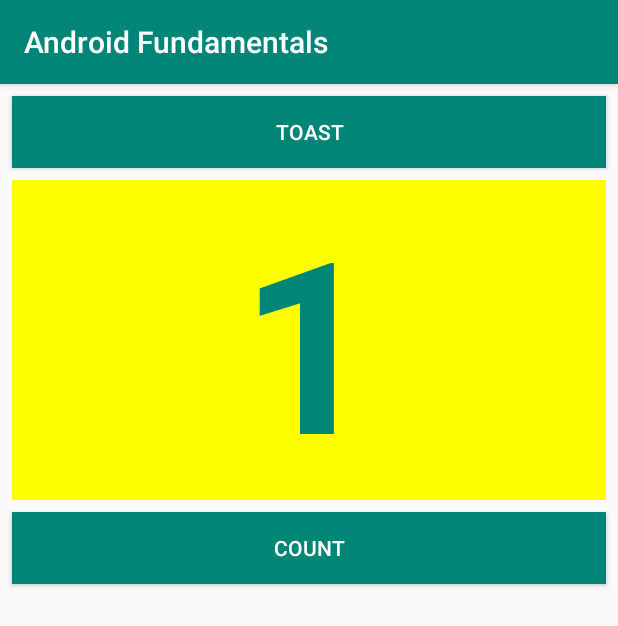
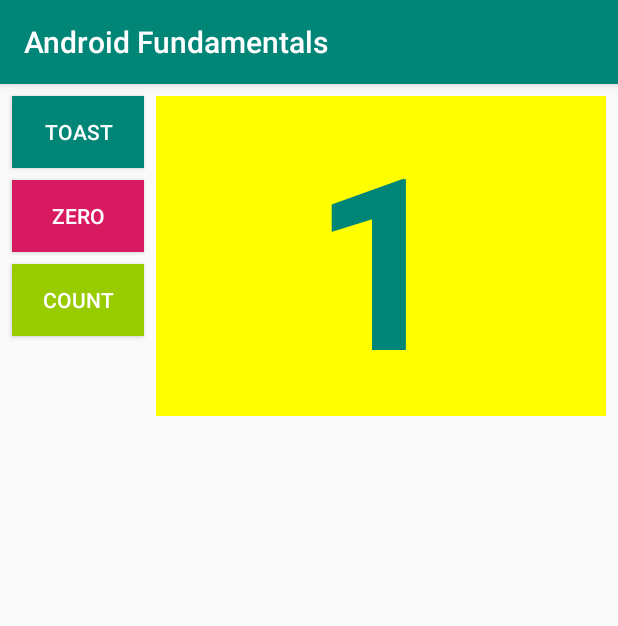
Before and after one commit to geneowak/android-developer-fundamentals, an Android app: the screen it shows after launch (MainActivity), after a tap on "COUNT", on a phone screen of 412 x 824 dp. Shown: the top 626 px of the screen. Run offline under Robolectric (Android 15) with nearby library versions, the phone set to English and light mode, and no system bars.

Commit message:
Part B: The layout editor - homework

```diff
--- a/app/src/main/java/com/geneowak/androidexamprep/MainActivity.java
+++ b/app/src/main/java/com/geneowak/androidexamprep/MainActivity.java
@@ -1,8 +1,9 @@
 package com.geneowak.androidexamprep;
 
+import android.annotation.SuppressLint;
 import android.os.Bundle;
-import android.util.Log;
 import android.view.View;
+import android.widget.Button;
 import android.widget.TextView;
 import android.widget.Toast;
 
@@ -12,13 +13,14 @@ public class MainActivity extends AppCompatActivity {
     private static final String LOG_TAG = MainActivity.class.getSimpleName();
     private int mCount = 0;
     private TextView mShowCount;
+    private Button mZeroButton;
 
     @Override
     protected void onCreate(Bundle savedInstanceState) {
         super.onCreate(savedInstanceState);
         setContentView(R.layout.activity_main);
         mShowCount = findViewById(R.id.show_count);
-
+        mZeroButton = findViewById(R.id.button_zero);
 
     }
 
@@ -30,17 +32,27 @@ public class MainActivity extends AppCompatActivity {
         // toast.setGravity(Gravity.TOP|Gravity.START, 0,0);
         // display the toast
         toast.show();
-        // test out logging an error
-        try {
-            int age = 1 / 0;
-            Log.d(LOG_TAG, "His age is " + age);
-        } catch (Exception e) {
-            Log.e(LOG_TAG, e.getMessage());
-        }
     }
 
+    @SuppressLint("SetTextI18n")
     public void countUp(View view) {
         mCount++;
+        mZeroButton.setBackgroundColor(getColor(R.color.colorAccent));
+        // update the color of the button depending on whether the new count is odd or even
+        if (mCount % 2 == 0) {
+            view.setBackgroundColor(getColor(android.R.color.holo_purple));
+        } else {
+            view.setBackgroundColor(getColor(android.R.color.holo_green_light));
+        }
+        if (mShowCount != null)
+            mShowCount.setText(Integer.toString(mCount));
+    }
+
+    @SuppressLint("SetTextI18n")
+    public void resetCount(View view) {
+        mCount = 0;
+        // set the color to zero
+        mZeroButton.setBackgroundColor(getColor(android.R.color.darker_gray));
         if (mShowCount != null)
             mShowCount.setText(Integer.toString(mCount));
     }
--- a/app/src/main/res/layout-land/activity_main.xml
+++ b/app/src/main/res/layout-land/activity_main.xml
@@ -47,14 +47,29 @@
         android:layout_width="0dp"
         android:layout_height="wrap_content"
         android:layout_marginStart="8dp"
-        android:layout_marginEnd="8dp"
         android:layout_marginBottom="8dp"
         android:background="@color/colorPrimary"
         android:onClick="countUp"
         android:text="@string/button_label_count"
         android:textColor="@android:color/white"
         app:layout_constraintBottom_toBottomOf="parent"
-        app:layout_constraintEnd_toEndOf="parent"
+        app:layout_constraintEnd_toStartOf="@+id/button_zero"
+        app:layout_constraintHorizontal_bias="0.5"
         app:layout_constraintStart_toStartOf="parent" />
 
+    <Button
+        android:id="@+id/button_zero"
+        android:layout_width="0dp"
+        android:layout_height="wrap_content"
+        android:layout_marginStart="8dp"
+        android:layout_marginEnd="8dp"
+        android:background="@android:color/darker_gray"
+        android:onClick="resetCount"
+        android:text="@string/button_label_zero"
+        android:textColor="@android:color/white"
+        app:layout_constraintBaseline_toBaselineOf="@+id/button_count"
+        app:layout_constraintEnd_toEndOf="parent"
+        app:layout_constraintHorizontal_bias="0.5"
+        app:layout_constraintStart_toEndOf="@+id/button_count" />
+
 </androidx.constraintlayout.widget.ConstraintLayout>
--- a/app/src/main/res/layout-sw600dp/activity_main.xml
+++ b/app/src/main/res/layout-sw600dp/activity_main.xml
@@ -28,25 +28,41 @@
 
     <Button
         android:id="@+id/button_toast"
-        android:layout_width="288dp"
+        android:layout_width="0dp"
         android:layout_height="wrap_content"
         android:layout_marginStart="8dp"
         android:layout_marginTop="8dp"
+        android:layout_marginEnd="33dp"
         android:background="@color/colorPrimary"
         android:onClick="showToast"
         android:text="@string/button_label_toast"
         android:textColor="@android:color/white"
         android:textSize="60sp"
-        app:layout_constraintEnd_toStartOf="@+id/button_count"
+        app:layout_constraintEnd_toStartOf="@+id/button_zero"
         app:layout_constraintHorizontal_bias="0.5"
         app:layout_constraintStart_toStartOf="parent"
         app:layout_constraintTop_toTopOf="parent" />
 
     <Button
-        android:id="@+id/button_count"
-        android:layout_width="289dp"
+        android:id="@+id/button_zero"
+        android:layout_width="0dp"
         android:layout_height="wrap_content"
         android:layout_marginStart="8dp"
+        android:layout_marginEnd="33dp"
+        android:background="@android:color/darker_gray"
+        android:onClick="resetCount"
+        android:text="@string/button_label_zero"
+        android:textColor="@android:color/white"
+        android:textSize="60sp"
+        app:layout_constraintBaseline_toBaselineOf="@+id/button_toast"
+        app:layout_constraintEnd_toStartOf="@+id/button_count"
+        app:layout_constraintHorizontal_bias="0.5"
+        app:layout_constraintStart_toEndOf="@+id/button_toast" />
+
+    <Button
+        android:id="@+id/button_count"
+        android:layout_width="0dp"
+        android:layout_height="wrap_content"
         android:background="@color/colorPrimary"
         android:onClick="countUp"
         android:text="@string/button_label_count"
@@ -55,6 +71,6 @@
         app:layout_constraintBaseline_toBaselineOf="@+id/button_toast"
         app:layout_constraintEnd_toEndOf="parent"
         app:layout_constraintHorizontal_bias="0.5"
-        app:layout_constraintStart_toEndOf="@+id/button_toast" />
+        app:layout_constraintStart_toEndOf="@+id/button_zero" />
 
 </androidx.constraintlayout.widget.ConstraintLayout>
--- a/app/src/main/res/layout/activity_main.xml
+++ b/app/src/main/res/layout/activity_main.xml
@@ -1,54 +1,66 @@
 <?xml version="1.0" encoding="utf-8"?>
-<RelativeLayout xmlns:android="http://schemas.android.com/apk/res/android"
+<androidx.constraintlayout.widget.ConstraintLayout xmlns:android="http://schemas.android.com/apk/res/android"
+    xmlns:app="http://schemas.android.com/apk/res-auto"
     xmlns:tools="http://schemas.android.com/tools"
     android:layout_width="match_parent"
     android:layout_height="match_parent"
-    android:orientation="vertical"
     tools:context=".MainActivity">
 
-    <Button
-        android:id="@+id/button_toast"
-        android:layout_width="match_parent"
+    <TextView
+        android:id="@+id/show_count"
+        android:layout_width="0dp"
         android:layout_height="wrap_content"
         android:layout_marginStart="8dp"
         android:layout_marginTop="8dp"
         android:layout_marginEnd="8dp"
-        android:background="@color/colorPrimary"
-        android:onClick="showToast"
-        android:text="@string/button_label_toast"
-        android:textColor="@android:color/white" />
-
-    <TextView
-        android:id="@+id/show_count"
-        android:layout_width="match_parent"
-        android:layout_height="wrap_content"
-        android:layout_marginStart="8dp"
-        android:layout_marginTop="8dp"
-        android:layout_marginEnd="8dp"
-        android:layout_marginBottom="8dp"
         android:background="#FFFF00"
         android:gravity="center_vertical"
-        android:layout_below="@+id/button_toast"
-        android:layout_alignParentStart="true"
-        android:layout_alignParentLeft="true"
         android:text="@string/count_initial_value"
         android:textAlignment="center"
         android:textColor="@color/colorPrimary"
         android:textSize="160sp"
-        android:textStyle="bold" />
+        android:textStyle="bold"
+        app:layout_constraintEnd_toEndOf="parent"
+        app:layout_constraintStart_toEndOf="@+id/button_toast"
+        app:layout_constraintTop_toTopOf="parent" />
+
+    <Button
+        android:id="@+id/button_toast"
+        android:layout_width="wrap_content"
+        android:layout_height="wrap_content"
+        android:layout_marginStart="8dp"
+        android:layout_marginTop="8dp"
+        android:background="@color/colorPrimary"
+        android:onClick="showToast"
+        android:text="@string/button_label_toast"
+        android:textColor="@android:color/white"
+        app:layout_constraintStart_toStartOf="parent"
+        app:layout_constraintTop_toTopOf="parent" />
 
     <Button
         android:id="@+id/button_count"
-        android:layout_width="match_parent"
+        android:layout_width="wrap_content"
         android:layout_height="wrap_content"
         android:layout_marginStart="8dp"
-        android:layout_marginEnd="8dp"
-        android:layout_marginBottom="8dp"
+        android:layout_marginTop="8dp"
         android:background="@color/colorPrimary"
         android:onClick="countUp"
         android:text="@string/button_label_count"
-        android:layout_below="@+id/show_count"
-        android:layout_centerHorizontal="true"
-        android:textColor="@android:color/white" />
+        android:textColor="@android:color/white"
+        app:layout_constraintStart_toStartOf="parent"
+        app:layout_constraintTop_toBottomOf="@+id/button_zero" />
 
-</RelativeLayout>
+    <Button
+        android:id="@+id/button_zero"
+        android:layout_width="wrap_content"
+        android:layout_height="wrap_content"
+        android:layout_marginStart="8dp"
+        android:layout_marginTop="8dp"
+        android:background="@android:color/darker_gray"
+        android:onClick="resetCount"
+        android:text="@string/button_label_zero"
+        android:textColor="@android:color/white"
+        app:layout_constraintStart_toStartOf="parent"
+        app:layout_constraintTop_toBottomOf="@+id/button_toast" />
+
+</androidx.constraintlayout.widget.ConstraintLayout>
--- a/app/src/main/res/values/strings.xml
+++ b/app/src/main/res/values/strings.xml
@@ -5,4 +5,5 @@
     <string name="button_label_count">Count</string>
     <string name="count_initial_value">0</string>
     <string name="toast_message">Hello Android</string>
+    <string name="button_label_zero">Zero</string>
 </resources>
```
